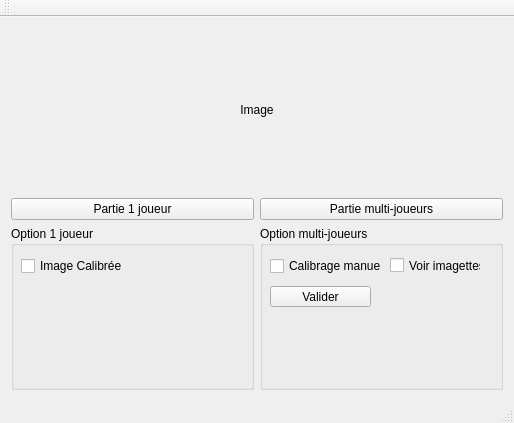
Above: Tap_The_Rainbow/mainwindow.ui from arnaudricaud/Tap_The_Rainbow before the change. Below: the same form after it.
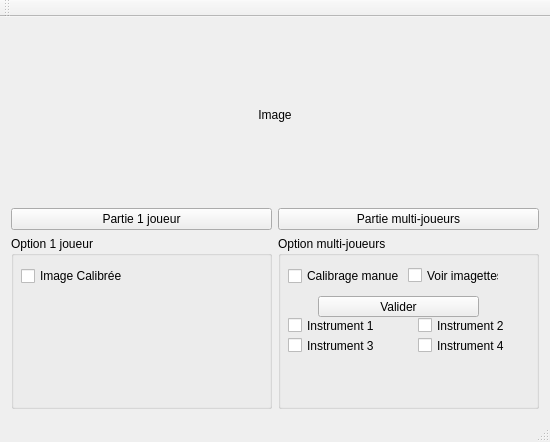
That is the form after the change.

Commit message: interface V3 :cocktail:

What changed in the file:
```diff
--- a/Tap_The_Rainbow/mainwindow.ui
+++ b/Tap_The_Rainbow/mainwindow.ui
@@ -6,8 +6,8 @@
    <rect>
     <x>0</x>
     <y>0</y>
-    <width>514</width>
-    <height>423</height>
+    <width>550</width>
+    <height>442</height>
    </rect>
   </property>
   <property name="windowTitle">
@@ -49,7 +49,7 @@
         <property name="minimumSize">
          <size>
           <width>0</width>
-          <height>100</height>
+          <height>130</height>
          </size>
         </property>
         <property name="title">
@@ -75,7 +75,7 @@
         <property name="minimumSize">
          <size>
           <width>0</width>
-          <height>100</height>
+          <height>130</height>
          </size>
         </property>
         <property name="title">
@@ -97,9 +97,9 @@
         <widget class="QPushButton" name="pushButton">
          <property name="geometry">
           <rect>
-           <x>10</x>
+           <x>40</x>
            <y>60</y>
-           <width>101</width>
+           <width>161</width>
            <height>21</height>
           </rect>
          </property>
@@ -120,6 +120,58 @@
           <string>Voir imagettes</string>
          </property>
         </widget>
+        <widget class="QCheckBox" name="instrument1">
+         <property name="geometry">
+          <rect>
+           <x>10</x>
+           <y>80</y>
+           <width>91</width>
+           <height>19</height>
+          </rect>
+         </property>
+         <property name="text">
+          <string>Instrument 1</string>
+         </property>
+        </widget>
+        <widget class="QCheckBox" name="instrument2">
+         <property name="geometry">
+          <rect>
+           <x>140</x>
+           <y>80</y>
+           <width>91</width>
+           <height>19</height>
+          </rect>
+         </property>
+         <property name="text">
+          <string>Instrument 2</string>
+         </property>
+        </widget>
+        <widget class="QCheckBox" name="instrument3">
+         <property name="geometry">
+          <rect>
+           <x>10</x>
+           <y>100</y>
+           <width>91</width>
+           <height>19</height>
+          </rect>
+         </property>
+         <property name="text">
+          <string>Instrument 3</string>
+         </property>
+        </widget>
+        <widget class="QCheckBox" name="instrument4">
+         <property name="geometry">
+          <rect>
+           <x>140</x>
+           <y>100</y>
+           <width>91</width>
+           <height>19</height>
+          </rect>
+         </property>
+         <property name="text">
+          <string>Instrument 4</string>
+         </property>
+        </widget>
        </widget>
       </item>
      </layout>
```
Left out of the diff: 2 changed lines with no effect on the pictures. The commit also changes 2 other files.
